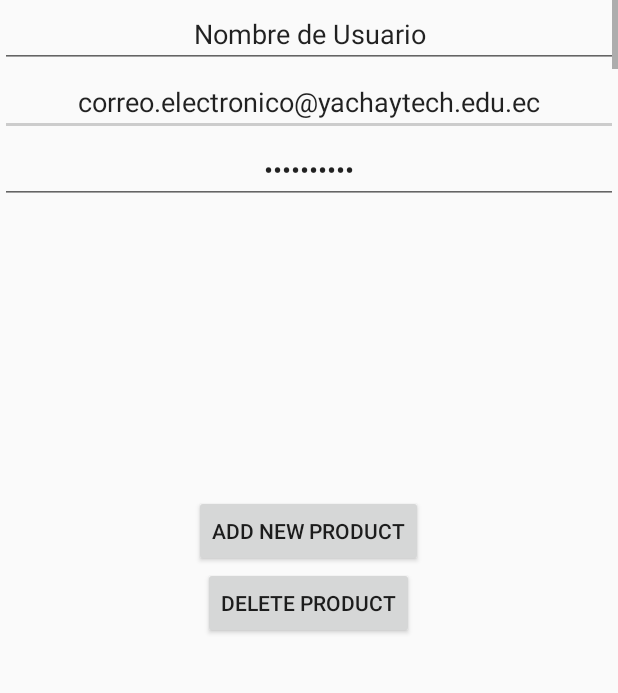
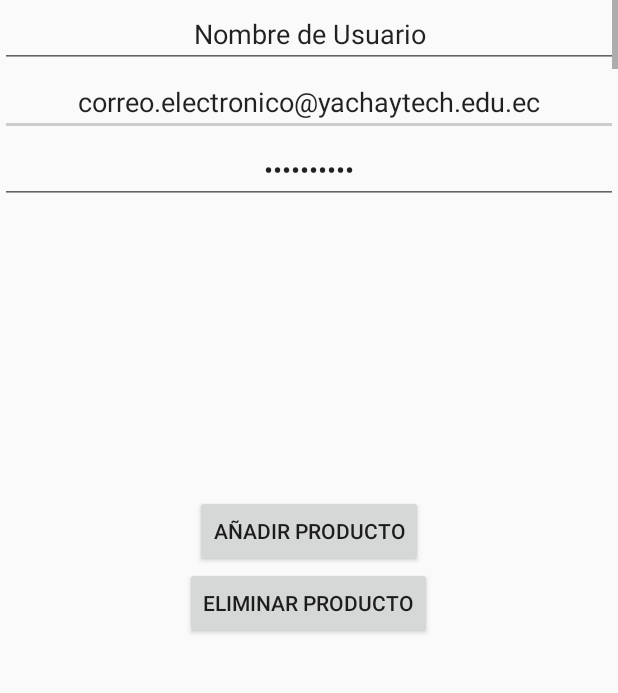
Before and after one commit to andriov/FoodStoreApp, an Android app: the SellerProfile screen opened directly, with no data from a screen before it, on a phone screen of 412 x 824 dp, the part 120-813 px from its top. Run offline under Robolectric (Android 15) with nearby library versions, the phone set to English and light mode, and no system bars.

Commit message:
Interface of seller profile to spanish

```diff
--- a/app/src/main/res/layout/activity_seller_profile.xml
+++ b/app/src/main/res/layout/activity_seller_profile.xml
@@ -131,7 +131,7 @@
                 android:layout_alignParentBottom="true"
                 android:layout_centerHorizontal="true"
                 android:layout_gravity="center"
-                android:text="Add New Product" />
+                android:text="Añadir Producto" />
 
             <Button
                 android:id="@+id/buttonDeleteProduct"
@@ -140,7 +140,7 @@
                 android:layout_above="@+id/buttonNewProduct"
                 android:layout_centerHorizontal="true"
                 android:layout_gravity="center"
-                android:text="Delete Product" />
+                android:text="Eliminar Producto" />
 
         </LinearLayout>
     </ScrollView>
```
